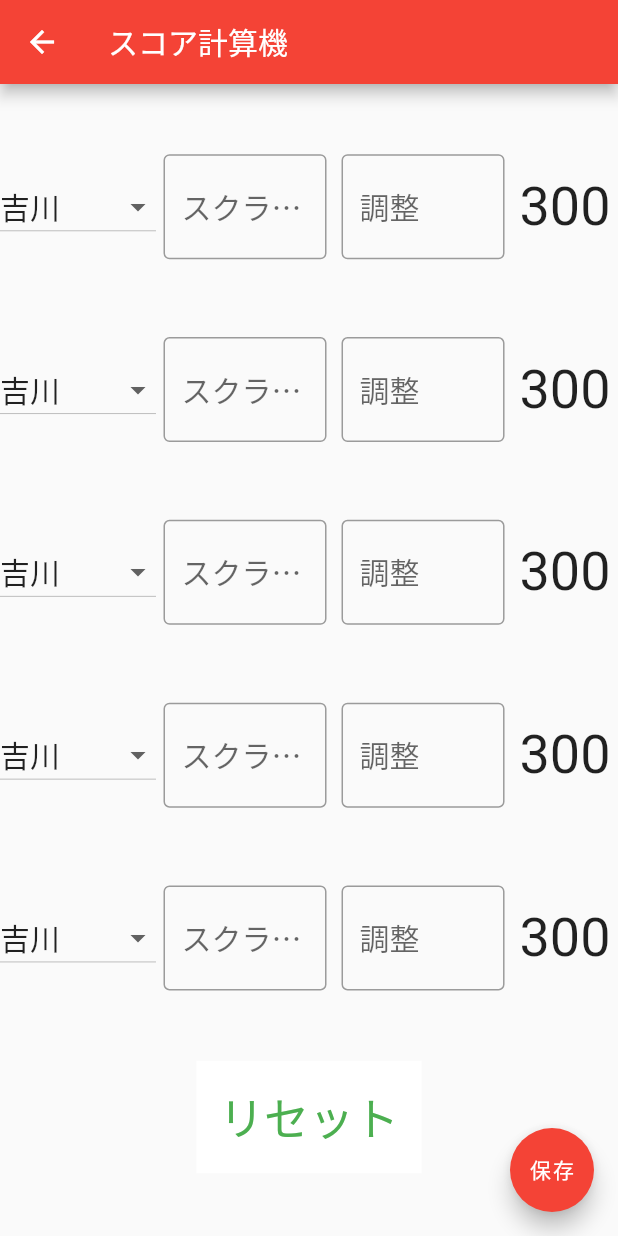
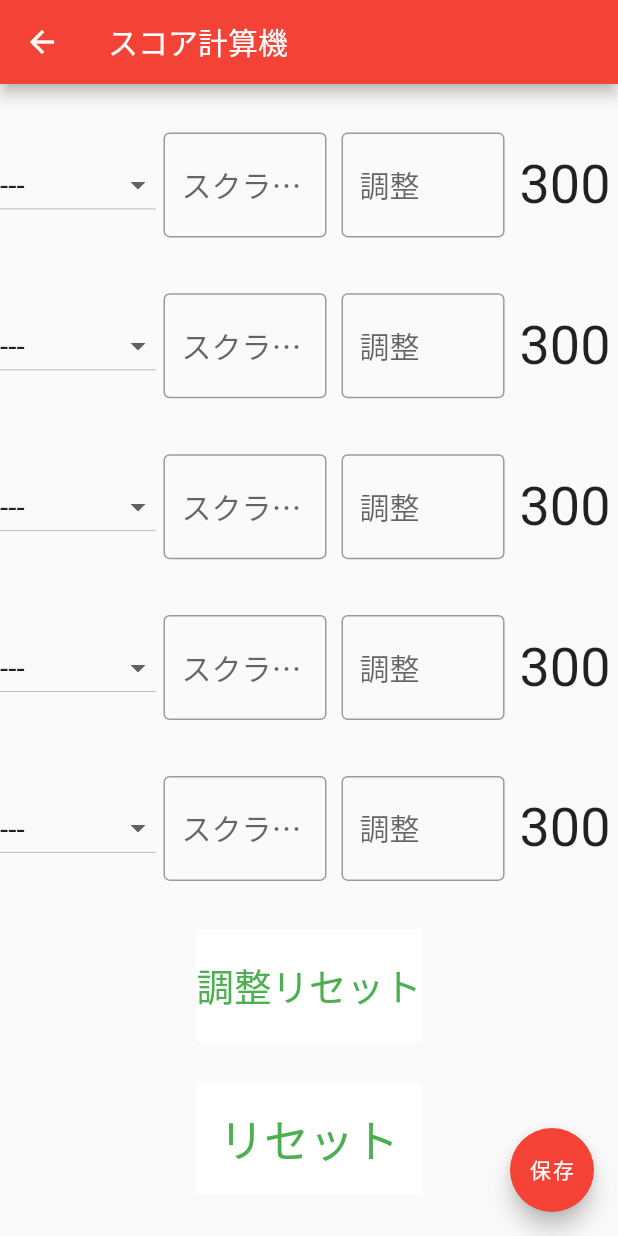
Before and after one commit to yossi1118n2/DaliyFlutter, a Flutter app: the screen it shows after launch, after a tap on "スタート", on a phone screen of 412 x 824 dp. Run offline on Flutter 3.47's test engine with Material 2 defaults, Android fonts, the light colour scheme and no system bars.

Commit message:
内部処理の実装
・スコアの合計を計算
・リセットボタン
・同じ名前が2つあるときにアラート

結局バグが取れずに完成しなかった。
今日は時間がないので明日バグをとる。

```diff
--- a/calculation_bowling/lib/calculate.dart
+++ b/calculation_bowling/lib/calculate.dart
@@ -26,13 +26,66 @@ class _CalculatePageState extends State<CalculatePage>{
   List<int> _scratch = [0,0,0,0,0];
   List<int> _hpcp = [0,0,0,0,0];
   List<int> _sum = [300,300,300,300,300];
+  List<bool> _name_alert = [false,false,false,false,false];
 
+  //  スコアをリセット
   void reset(){
     setState(() {
         //ここにリセット処理を記載
+          for(int i=0; i <5; i++){
+            _scratch[i] = 0;
+          }
         }
       );
     }
+
+  // HDCP(ハンディーキャップ)をリセット
+  void resetHDCP(){
+    setState(() {
+      //ここにリセット処理を記載
+      for(int i=0; i <5; i++){
+        _hpcp[i] = 0;
+      }
+    }
+    );
+  }
+  // 名前が被っていた場合にアラートを出す
+   namealert(){
+     int count = 0;
+
+     setState(() {
+       //初期化
+       for(int j=0;j<5;j++){
+         _name_alert[j] = false;
+       }
+
+       //外ループ(名前の数)
+       for(int i=0;i<5;i++){
+         //内ループ(入力リストの数)
+         count = 0;
+         for(int j=0;j<5;j++){
+           //indexと配列の要素番号が2ずれいている(ひどいコード)
+           print(_selectItem[j]);
+           if(_selectItem[j] == (i + 2)){
+             count++;
+             if(count >= 2){
+               print("inroop");
+               _name_alert[j] = true;
+               setItems();
+             }
+           }
+         }
+       }
+     });
+  }
+
+  void add(){
+    for(int i=0;i<5;i++){
+      _sum[i] = _hpcp[i] + _scratch[i];
+    }
+  }
+
+
 
 
   @override
@@ -52,24 +105,28 @@ class _CalculatePageState extends State<CalculatePage>{
   void setItems() {
     _items
       ..add(DropdownMenuItem(
-        child: Text('吉川', style: TextStyle(fontSize: 20.0),),
+        child: Text('---', style: TextStyle(fontSize: 20.0),),
         value: 1,
       ))
       ..add(DropdownMenuItem(
-        child: Text('せいげん', style: TextStyle(fontSize: 20.0),),
+        child: Text('吉川', style: TextStyle(fontSize: 20.0,color:_name_alert[0] ? Colors.black : Colors.red),),
         value: 2,
       ))
       ..add(DropdownMenuItem(
-        child: Text('永江', style: TextStyle(fontSize: 20.0),),
+        child: Text('せいげん', style: TextStyle(fontSize: 20.0,color:_name_alert[1] ? Colors.black : Colors.red),),
         value: 3,
       ))
       ..add(DropdownMenuItem(
-        child: Text('沢木', style: TextStyle(fontSize: 20.0),),
+        child: Text('永江', style: TextStyle(fontSize: 20.0,color:_name_alert[2] ? Colors.black : Colors.red),),
         value: 4,
       ))
       ..add(DropdownMenuItem(
-        child: Text('ゆうりん', style: TextStyle(fontSize: 20.0),),
+        child: Text('沢木', style: TextStyle(fontSize: 20.0,color:_name_alert[3] ? Colors.black : Colors.red),),
         value: 5,
+      ))
+      ..add(DropdownMenuItem(
+        child: Text('ゆうりん', style: TextStyle(fontSize: 20.0,color:_name_alert[4] ? Colors.black : Colors.red),),
+        value: 6,
       ));
   }
 
@@ -84,10 +141,12 @@ class _CalculatePageState extends State<CalculatePage>{
               children: [
                 DropdownButton(
                   items: _items,
-                  value: _selectItem[1],
+                  value: _selectItem[0],
                   onChanged: (value) => {
                     setState(() {
-                      _selectItem[1] = value;
+                      _selectItem[0] = value;
+                      namealert();
+                      add();
                     }),
                   },
                 ),
@@ -127,7 +186,7 @@ class _CalculatePageState extends State<CalculatePage>{
                 ),
                 Padding(
                   padding: EdgeInsets.all(5.0),
-                  child: Text('${_sum[1]}', style: TextStyle(fontSize: 36),),
+                  child: Text('${_sum[0]}', style: TextStyle(fontSize: 36),),
                 ),
                 // サイズを指定
 
@@ -143,6 +202,7 @@ class _CalculatePageState extends State<CalculatePage>{
                       onChanged: (value) => {
                         setState(() {
                           _selectItem[1] = value;
+                          namealert();
                         }),
                       },
                     ),
@@ -193,10 +253,12 @@ class _CalculatePageState extends State<CalculatePage>{
               children: [
                 DropdownButton(
                   items: _items,
-                  value: _selectItem[1],
+                  value: _selectItem[2],
                   onChanged: (value) => {
                     setState(() {
-                      _selectItem[1] = value;
+                      namealert();
+                      add();
+                      _selectItem[2] = value;
                     }),
                   },
                 ),
@@ -236,7 +298,7 @@ class _CalculatePageState extends State<CalculatePage>{
                 ),
                 Padding(
                   padding: EdgeInsets.all(5.0),
-                  child: Text('${_sum[1]}', style: TextStyle(fontSize: 36),),
+                  child: Text('${_sum[2]}', style: TextStyle(fontSize: 36),),
                 ),
                 // サイズを指定
 
@@ -247,10 +309,12 @@ class _CalculatePageState extends State<CalculatePage>{
               children: [
                 DropdownButton(
                   items: _items,
-                  value: _selectItem[1],
+                  value: _selectItem[3],
                   onChanged: (value) => {
                     setState(() {
-                      _selectItem[1] = value;
+                      namealert();
+                      add();
+                      _selectItem[3] = value;
                     }),
                   },
                 ),
@@ -290,7 +354,7 @@ class _CalculatePageState extends State<CalculatePage>{
                 ),
                 Padding(
                   padding: EdgeInsets.all(5.0),
-                  child: Text('${_sum[1]}', style: TextStyle(fontSize: 36),),
+                  child: Text('${_sum[3]}', style: TextStyle(fontSize: 36),),
                 ),
                 // サイズを指定
 
@@ -301,10 +365,12 @@ class _CalculatePageState extends State<CalculatePage>{
               children: [
                 DropdownButton(
                   items: _items,
-                  value: _selectItem[1],
+                  value: _selectItem[4],
                   onChanged: (value) => {
                     setState(() {
-                      _selectItem[1] = value;
+                      namealert();
+                      add();
+                      _selectItem[4] = value;
                     }),
                   },
                 ),
@@ -344,12 +410,21 @@ class _CalculatePageState extends State<CalculatePage>{
                 ),
                 Padding(
                   padding: EdgeInsets.all(5.0),
-                  child: Text('${_sum[1]}', style: TextStyle(fontSize: 36),),
+                  child: Text('${_sum[4]}', style: TextStyle(fontSize: 36),),
                 ),
                 // サイズを指定
 
                 //ここにint型のtextboxを追加
               ]
+          ),
+          Center(
+            child:GestureDetector(
+              // behavior: HitTestBehavior.deferToChild,
+              onTap: (){
+                reset();
+              },
+              child:Container(color: Colors.white,  width: 150 , height: 75 , child: Text('調整リセット',style: TextStyle(fontSize: 25, color: Colors.green),),alignment:Alignment.center,),
+            ),
           ),
            Center(
              child:GestureDetector(
```
